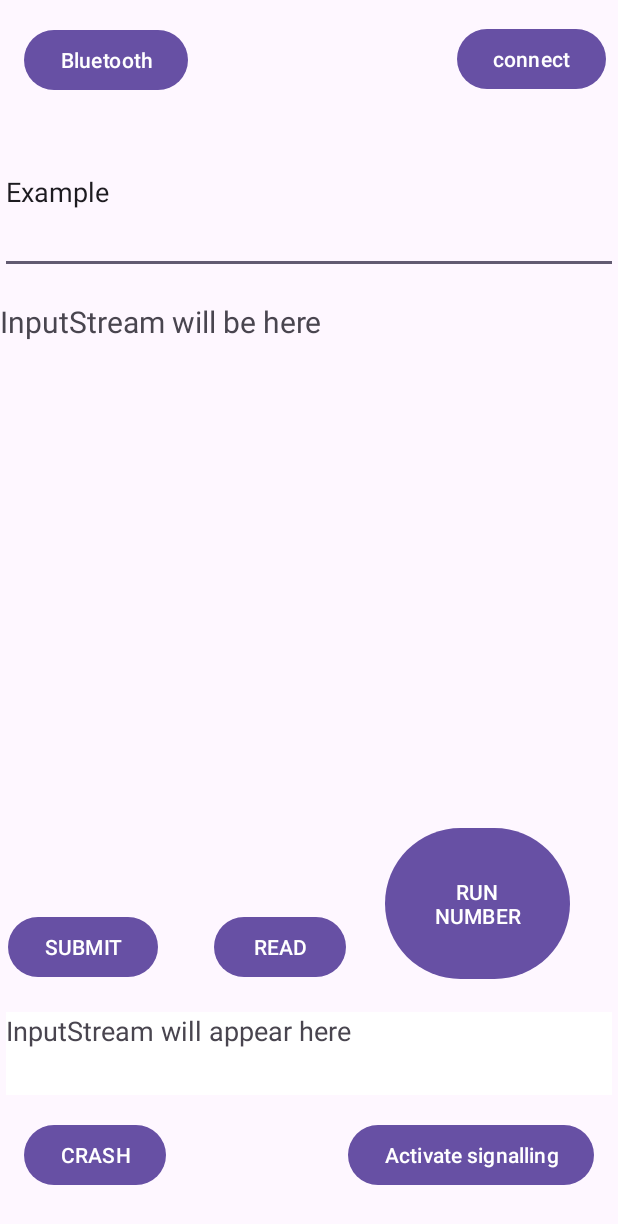
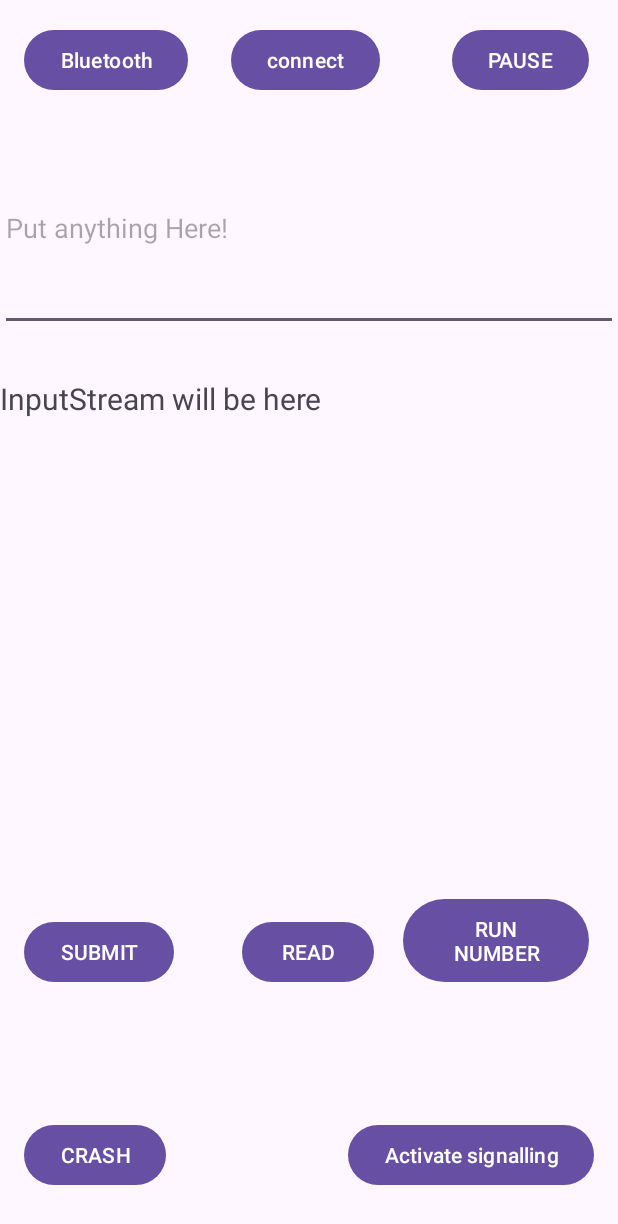
Before and after one commit to femtelemetry/FEM21App, an Android app: the screen it shows after launch (MainActivity), after a tap on "READ", on a phone screen of 412 x 824 dp. Shown: the top 1224 px of the screen. Run offline under Robolectric (Android 15) with nearby library versions, the phone set to English and light mode, and no system bars; our stand-ins replace Firebase (no records; nobody signed in at launch, a user with empty details on screens opened directly).

Commit message:
Cleaned up unnecessary codes

```diff
--- a/app/src/main/java/com/example/fem21application/Firebase.java
+++ b/app/src/main/java/com/example/fem21application/Firebase.java
@@ -2,12 +2,10 @@ package com.example.fem21application;
 
 import android.app.Service;
 import android.content.Intent;
-import android.content.IntentFilter;
 import android.os.IBinder;
 import android.util.Log;
 
 import androidx.annotation.NonNull;
-import androidx.localbroadcastmanager.content.LocalBroadcastManager;
 
 import com.google.firebase.database.DataSnapshot;
 import com.google.firebase.database.DatabaseError;
@@ -27,8 +25,9 @@ public class Firebase extends Service {
     private final String title = "FEM21App data"; //Title of a directory [Realtime database]
     private final String collectionPath = title; //Title of a collection [Cloud FireStore database]
     private final String TAG = "FIREBASE_SERVICE";
-    FirebaseFirestore db = FirebaseFirestore.getInstance(); //Connect to Cloud FireStore.
-    FirebaseDatabase database = FirebaseDatabase.getInstance("https://fem21app-f43ef-default-rtdb.asia-southeast1.firebasedatabase.app"); //connect to the Realtime Database
+    private final FirebaseFirestore db = FirebaseFirestore.getInstance(); //Connect to Cloud FireStore.
+    private final FirebaseDatabase database = FirebaseDatabase.getInstance("https://fem21app-f43ef-default-rtdb.asia-southeast1.firebasedatabase.app"); //connect to the Realtime Database
+    private final DatabaseReference ref = database.getReference(title);
     String date = new SimpleDateFormat("yyyy-MM-dd", Locale.getDefault()).format(new Date()); // Create a SimpleDateFormat object with the desired date format
     int COUNT = 0;
     public Firebase(){}
@@ -43,19 +42,17 @@ public class Firebase extends Service {
     public void onCreate() {
         super.onCreate();
         Log.i(TAG, "FIREBASE_SERVICE IS CREATED");
+        ref.child("STATUS").setValue("START");
+    }
+
+    @Override
+    public void onDestroy() {
+        super.onDestroy();
+        ref.child("STATUS").setValue("STOP");
     }
 
     //Store data to Realtime Database
-    public void RealFireStore(String folder,String key, Object data){
-
-        //Example of sending Broadcast
-/*
-        Intent intent = new Intent("firebase");
-        intent.putExtra("message", "firebase is connected!");
-        LocalBroadcastManager.getInstance(this).sendBroadcast(intent);
-*/
-
-
+    public void realFireStore(String folder, String key, Object data){
         DatabaseReference REF = database.getReference(title + "/" + date);
         //To read the value COUNT stored in each date first, in order to name the RUN:x
         REF.child("COUNT").addListenerForSingleValueEvent(new ValueEventListener() {
@@ -64,6 +61,7 @@ public class Firebase extends Service {
                 Integer count = dataSnapshot.getValue(Integer.class);
 
                 if (count != null) {
+//                    System.out.println("sending "+ data);
                     REF.child("/RUN:" + COUNT + "/" + folder + "/" + key).setValue(data);
                 } else {
                     System.out.println("Cannot obtain COUNT, Data will be sent to RUN:1");
@@ -78,7 +76,7 @@ public class Firebase extends Service {
             }
         });
     }
-    public void CountRun(){
+    public void countRun(){
 
         DatabaseReference REF = database.getReference(title + "/" + date);
 
@@ -90,6 +88,7 @@ public class Firebase extends Service {
 
                 if (count != null) {
                     count = count + 1;
+                    COUNT = count;
                     REF.child("COUNT").setValue(count);
 
                 } else {
@@ -108,28 +107,30 @@ public class Firebase extends Service {
     }
     //TODO: Fix RealFireRead
     //Detect any change in Realtime database
-    public void RealFireRead(String folder){
+    public void realFireRead(){
         // Read from the database
-        DatabaseReference myRef = database.getReference(title);
+        DatabaseReference myRef = database.getReference(title + "/" + date);
+        myRef.getKey();
+        Log.d(TAG, "key: " + myRef.getKey());
         myRef.addValueEventListener(new ValueEventListener() {
             @Override
             public void onDataChange(@NonNull DataSnapshot dataSnapshot) {
                 // This method is called once with the initial value and again
                 // whenever data at this location is updated.
                 String value = dataSnapshot.getValue(String.class);
-                Log.d("database", "Value is: " + value);
+                Log.d(TAG, "Value is: " + value);
             }
 
             @Override
             public void onCancelled(@NonNull DatabaseError error) {
                 // Failed to read value
-                Log.w("database", "Failed to read value.", error.toException());
+                Log.w(TAG, "Failed to read value.", error.toException());
             }
 
         });
     }
 
-    public void CloudFireStore(String documentPath, Object data){
+    public void cloudFireStore(String documentPath, Object data){
 /*
         //Add a new document (equivalent to a file) with a generated ID under "Test collection" collection (equivalent to folder)
         db.collection("Test collection")
@@ -149,7 +150,7 @@ public class Firebase extends Service {
                 .addOnFailureListener(e -> Log.w(TAG, "Error writing document", e));
     }
 
-    public void CloudFireRead() {
+    public void cloudFireRead() {
         db.collection(collectionPath)
                 .get()
                 .addOnCompleteListener(task -> {
@@ -164,7 +165,7 @@ public class Firebase extends Service {
                 });
     }
     //To keep the connection stable or some?
-    public void DatabaseSignaling (int duration){
+    public void databaseSignaling(int duration){
         DatabaseReference signalRef = database.getReference(title);
         signalRef.child("signal").setValue(duration);
     }
--- a/app/src/main/java/com/example/fem21application/MainActivity.java
+++ b/app/src/main/java/com/example/fem21application/MainActivity.java
@@ -1,8 +1,5 @@
 package com.example.fem21application;
 
-import android.Manifest;
-import android.app.Activity;
-import android.bluetooth.BluetoothManager;
 import android.content.BroadcastReceiver;
 import android.content.Context;
 import android.content.Intent;
@@ -10,24 +7,18 @@ import android.content.IntentFilter;
 import android.content.pm.PackageManager;
 import android.os.Build;
 import android.os.Bundle;
-import android.text.method.ScrollingMovementMethod;
 import android.util.Log;
 import android.view.WindowManager;
 import android.widget.Button;
 import android.widget.EditText;
-import android.widget.FrameLayout;
 import android.widget.ScrollView;
 import android.widget.TextView;
 import android.widget.Toast;
 
-import androidx.activity.result.ActivityResultLauncher;
-import androidx.activity.result.contract.ActivityResultContracts;
 import androidx.annotation.NonNull;
 import androidx.annotation.RequiresApi;
 import androidx.appcompat.app.AppCompatActivity;
-import androidx.constraintlayout.widget.ConstraintLayout;
 import androidx.core.app.ActivityCompat;
-import androidx.core.content.ContextCompat;
 import androidx.localbroadcastmanager.content.LocalBroadcastManager;
 
 import com.google.firebase.analytics.FirebaseAnalytics;
@@ -165,10 +156,11 @@ public class MainActivity extends AppCompatActivity {
     public static boolean LVFlag;
 
     TextView ShowTxt;
-    Button bluetoothBtn, readButton, crashButton, RunButton, submitButton, signallingBtn, connectBtn;
+    Button bluetoothBtn, readButton, crashButton, RunButton, submitButton, signallingBtn, connectBtn, runBtn;
     EditText textbox;
     ScrollView scrollView;
-
+    Firebase firebase = new Firebase();
+    private int count = 0;
     IntentFilter BTIntentFilter, RDIntentFilter, mIntentFilter, fIntentFilter;
     @RequiresApi(api = Build.VERSION_CODES.TIRAMISU)
     @Override
@@ -183,7 +175,7 @@ public class MainActivity extends AppCompatActivity {
         FirebaseAnalytics mFirebaseAnalytics = FirebaseAnalytics.getInstance(this); //Google Analytics (Firebase) for logging specific events
 
         setContentView(R.layout.activity_main); //sets the initial layout to "activity_main.xml"
-
+//        Firebase firebase = new Firebase();
         getWindow().addFlags(WindowManager.LayoutParams.FLAG_KEEP_SCREEN_ON); //keeps screen on
 
         //To continuously send signal to database to keep connecting to it.
@@ -197,7 +189,7 @@ public class MainActivity extends AppCompatActivity {
                 final int[] num = {0};
                 executor.get().scheduleAtFixedRate(() -> {      // Schedule the task to run every 10 seconds
                     num[0]++;
-                    firebase.DatabaseSignaling(num[0]);
+                    firebase.databaseSignaling(num[0]);
                     System.out.println("sending signal: " + num[0]);
                 }, 0, 10, TimeUnit.SECONDS);
             } else {
@@ -208,30 +200,31 @@ public class MainActivity extends AppCompatActivity {
             }
 
         });
-
+//        Firebase firebase = new Firebase();
+        Intent intent = new Intent(MainActivity.this, Firebase.class);
+        startService(intent);
         //To submit any input text to the databases
-        submitButton = findViewById(R.id.SubmitButton);
-        textbox = findViewById(R.id.TextBox);
+        submitButton = findViewById(R.id.submitButton);
+        textbox = findViewById(R.id.textBox);
         submitButton.setOnClickListener(v -> {
-            Firebase firebase = new Firebase();
+//            Firebase firebase = new Firebase();
             String time = new SimpleDateFormat("HH:mm:ss", Locale.getDefault()).format(new Date()); //Use timestamp as keys
             String text = textbox.getText().toString();
             // Write a message to the Realtime database (RealFireStore) and Cloud database (CloudFireStore)
-            firebase.CountRun();
-            firebase.RealFireStore("MOTOR", time, text);  //type of stored data can be anything simple.
+            firebase.countRun();
+            firebase.realFireStore("MOTOR", time, text);  //type of stored data can be anything simple.
 //            Map<String, Object> data = new HashMap<>();  //For Cloud Firebase, the data needs to be of HashMap.
 //            data.put(time, text);
 //            CloudFireStore(date, data);
             Toast.makeText(this, "The message is sent to the database...", Toast.LENGTH_SHORT).show();
-
         });
 
         //To run number infinitely
-        RunButton = findViewById(R.id.RunButton);
+        RunButton = findViewById(R.id.testButton);
         RunButton.setOnClickListener(v -> {
-            Firebase firebase = new Firebase();
+//            Firebase firebase = new Firebase();
             Toast.makeText(this, "The number is running now...", Toast.LENGTH_SHORT).show();
-            firebase.CountRun();
+            firebase.countRun();
             Log.i("database", "The data is being sent to the database");
             new Thread(() -> {
                 for (int i = 0; i <= 5; i++) {
@@ -244,7 +237,7 @@ public class MainActivity extends AppCompatActivity {
 //                Random random = new Random();
 //                Generate a random integer between 0 and 120
                     int randomNumber = (new Random()).nextInt(120);
-                    firebase.RealFireStore("MOTOR", time, i);
+                    firebase.realFireStore("MOTOR", time, i);
 //                Log.i("database", time + ":" + i);
                     try {
                         Thread.sleep(300);
@@ -256,23 +249,23 @@ public class MainActivity extends AppCompatActivity {
         });
 
         //To read data stored in databases
-        readButton = findViewById(R.id.ReadButton);
+        readButton = findViewById(R.id.readButton);
         readButton.setOnClickListener(v -> {
-            Firebase firebase = new Firebase();
+//            Firebase firebase = new Firebase();
             //Read everything in the Realtime database (RealFireStore) and Cloud database (CloudFireStore)
-            //RealFireRead(date);
-            firebase.CloudFireRead();
+            firebase.realFireRead();
+            firebase.cloudFireRead();
         });
 
-        crashButton = findViewById(R.id.CrashButton);
+        crashButton = findViewById(R.id.crashButton);
         crashButton.setOnClickListener(view -> {
             throw new RuntimeException("Test Crash"); // Force a crash event
         });
+        Bluetooth bluetooth = new Bluetooth();
 
-        //
         scrollView = findViewById(R.id.scrollView);
         ShowTxt = findViewById(R.id.InputStream);
-        bluetoothBtn = findViewById(R.id.bluetoothbtn);
+        bluetoothBtn = findViewById(R.id.bluetoothButton);
         bluetoothBtn.setOnClickListener(v -> {
             //Toast.makeText(MainActivity.this, "Bluetooth is starting...", Toast.LENGTH_SHORT).show();
             Log.d(TAG, "Bluetooth is starting...");
@@ -280,28 +273,36 @@ public class MainActivity extends AppCompatActivity {
             bluetoothBtn.setEnabled(false);
 //            ActivityCompat.requestPermissions(MainActivity.this, new String[]{Manifest.permission.BLUETOOTH_SCAN}, 100);
             startService(new Intent(MainActivity.this, Bluetooth.class));
+
 //           bluetooth.BluetoothEnable((BluetoothManager) this.getSystemService(Context.BLUETOOTH_SERVICE));
 //            setContentView(R.layout.page2);
 
         });
 
-        connectBtn = findViewById(R.id.connectbtn);
+        connectBtn = findViewById(R.id.connectButton);
         connectBtn.setOnClickListener(v -> {
-            Bluetooth bluetooth = new Bluetooth();
             bluetooth.BluetoothConnection(this);
+//            bluetooth.controlThread("START");
+            firebase.countRun();
+//            connectBtn.setEnabled(false);
+        });
+        /*
+        runBtn = findViewById(R.id.runButton);
+        runBtn.setOnClickListener(v -> {
+            if (count == 1){
+                runBtn.setText("PAUSE");
+                bluetooth.controlThread("RESUME");
+                firebase.countRun();
+                count = 0;
+            } else if (count == 0) {
+                runBtn.setText("RESUME");
+                bluetooth.controlThread("PAUSE");
+                count = 1;
 
-//            bluetooth.ContinueSend();
+            }
         });
 
-//        ActivityCompat.requestPermissions( this , new String[]{android.Manifest.permission.BLUETOOTH_CONNECT}, 100);
-        //FindID
-        //receiver to receive messages from Bluetooth.java
-
-        // "BLUETOOTH" Intentフィルターをセット  Filter to receive only the message with code BLUETOOTH
-
-//        LocalBroadcastManager.getInstance(this).registerReceiver(fReceiver, new IntentFilter("firebase"));
-
-//        LocalBroadcastManager.getInstance(this).registerReceiver(rReceiver, new IntentFilter("random"));
+         */
     }
 
     BroadcastReceiver fReceiver = new BroadcastReceiver() {
@@ -323,15 +324,15 @@ public class MainActivity extends AppCompatActivity {
         public void onReceive(Context context, Intent intent) {
             // このonReceiveでMainServiceからのIntentを受信する。
             long nanoTime = System.nanoTime();
-            long micros = (nanoTime / 100000000); // Extract microseconds from nanoseconds
+            long micros = (nanoTime / 1000000); // Extract microseconds from nanoseconds
             String time = new SimpleDateFormat("HH:mm:ss:" + micros, Locale.getDefault()).format(new Date()); //Use timestamp as keys
             int VIEW = intent.getIntExtra("VIEW", 0);
             String message = intent.getStringExtra("message");
             //ShowMessage(VIEW, message); //受信した文字列を表示 - this shows the received string characters on the screen of the phone
+//            Firebase firebase = new Firebase();
+            ShowTxt.append(time + ":" + message + "\n");
             Log.i(TAG, "receive: " + message);
-            if (message != ""){
-                ShowTxt.append(time + ":" + message + "\n");
-            }
+            firebase.realFireStore("MOTOR", time, message);
 
 //            ShowTxt.setMovementMethod(new ScrollingMovementMethod());
 
@@ -421,19 +422,6 @@ public class MainActivity extends AppCompatActivity {
     //showMessage
     //"Refind Id"
     //handler
-    ActivityResultLauncher<Intent> launcher = registerForActivityResult(
-            new ActivityResultContracts.StartActivityForResult(),
-            result -> {
-                if (result.getResultCode() == RESULT_OK) {
-                    // User enabled Bluetooth
-                    // Proceed with your Bluetooth-related logic
-                    Log.d(TAG, "Bluetooth is turning ON");
-                } else {
-                    // User canceled or didn't enable Bluetooth
-                    // Handle accordingly
-                    Log.d(TAG, "Bluetooth isn't turning ON");
-                }
-            });
 
     public void checkPermission(Context context){
         if (ActivityCompat.checkSelfPermission(context, android.Manifest.permission.BLUETOOTH_CONNECT) != PackageManager.PERMISSION_GRANTED) {
@@ -442,14 +430,5 @@ public class MainActivity extends AppCompatActivity {
         } else {
             Log.i("permission", "CONNECT permission is granted already");
         }
-
-//        if (ActivityCompat.checkSelfPermission(context, android.Manifest.permission.BLUETOOTH_SCAN) != PackageManager.PERMISSION_GRANTED) {
-////            Toast.makeText(MainActivity.this, "SCAN permission is needed", Toast.LENGTH_SHORT).show();
-//            Log.e("permission", "SCAN permission is being asked");
-//            ActivityCompat.requestPermissions( (Activity) MainActivity.this, new String[]{android.Manifest.permission.BLUETOOTH_SCAN}, 100);
-//        } else{
-//            Log.i("permission", "SCAN permission is granted");
-//        }
-
     }
 }
--- a/app/src/main/res/layout/activity_main.xml
+++ b/app/src/main/res/layout/activity_main.xml
@@ -7,34 +7,21 @@
     tools:context=".MainActivity">
 
     <EditText
-        android:id="@+id/TextBox"
+        android:id="@+id/textBox"
         android:layout_width="0dp"
         android:layout_height="0dp"
-        android:layout_marginTop="73dp"
-        android:layout_marginBottom="365dp"
+        android:layout_marginTop="20dp"
+        android:layout_marginBottom="31dp"
         android:autofillHints="Any Text"
         android:hint="Put anything Here!"
         android:inputType="text"
-        android:text="Example"
-        app:layout_constraintBottom_toTopOf="@+id/RunButton"
+        app:layout_constraintBottom_toTopOf="@+id/scrollView"
         app:layout_constraintEnd_toEndOf="parent"
         app:layout_constraintStart_toStartOf="parent"
-        app:layout_constraintTop_toTopOf="parent" />
+        app:layout_constraintTop_toBottomOf="@+id/bluetoothButton" />
 
     <Button
-        android:id="@+id/SubmitButton"
-        android:layout_width="wrap_content"
-        android:layout_height="wrap_content"
-        android:layout_marginStart="5dp"
-        android:layout_marginEnd="37dp"
-        android:layout_marginBottom="19dp"
-        android:text="SUBMIT"
-        app:layout_constraintBottom_toTopOf="@+id/InputStream2"
-        app:layout_constraintEnd_toStartOf="@+id/ReadButton"
-        app:layout_constraintStart_toStartOf="parent" />
-
-    <Button
-        android:id="@+id/CrashButton"
+        android:id="@+id/crashButton"
         android:layout_width="wrap_content"
         android:layout_height="wrap_content"
         android:layout_marginStart="16dp"
@@ -43,27 +30,14 @@
         app:layout_constraintBottom_toBottomOf="parent"
         app:layout_constraintStart_toStartOf="parent" />
 
-    <Button
-        android:id="@+id/ReadButton"
-        android:layout_width="wrap_content"
-        android:layout_height="wrap_content"
-        android:layout_marginEnd="26dp"
-        android:layout_marginBottom="19dp"
-        android:text="READ"
-        app:layout_constraintBottom_toTopOf="@+id/InputStream2"
-        app:layout_constraintEnd_toStartOf="@+id/RunButton"
-        app:layout_constraintStart_toEndOf="@+id/SubmitButton" />
-
     <ScrollView
         android:id="@+id/scrollView"
-        android:layout_width="match_parent"
+        android:layout_width="0dp"
         android:layout_height="320dp"
-        android:layout_marginTop="94dp"
-        android:layout_marginBottom="93dp"
-        app:layout_constraintBottom_toBottomOf="@+id/RunButton"
+        app:layout_constraintBottom_toBottomOf="parent"
         app:layout_constraintEnd_toEndOf="parent"
         app:layout_constraintStart_toStartOf="parent"
-        app:layout_constraintTop_toBottomOf="@+id/bluetoothbtn">
+        app:layout_constraintTop_toTopOf="parent">
 
         <TextView
             android:id="@+id/InputStream"
@@ -77,37 +51,39 @@
 
     </ScrollView>
 
-    <TextView
-        android:id="@+id/InputStream2"
+    <Button
+        android:id="@+id/testButton"
         android:layout_width="0dp"
-        android:layout_height="0dp"
-        android:layout_marginStart="4dp"
-        android:layout_marginTop="18dp"
-        android:layout_marginEnd="4dp"
-        android:layout_marginBottom="16dp"
-        android:background="@color/white"
-        android:ems="10"
-        android:text="InputStream will appear here"
-        android:textAlignment="gravity"
-        android:textSize="18dp"
-        app:layout_constraintBottom_toTopOf="@+id/CrashButton"
+        android:layout_height="63dp"
+        android:layout_marginTop="23dp"
+        android:layout_marginEnd="19dp"
+        android:text="RUN NUMBER"
         app:layout_constraintEnd_toEndOf="parent"
-        app:layout_constraintStart_toStartOf="parent"
-        app:layout_constraintTop_toBottomOf="@+id/RunButton" />
+        app:layout_constraintStart_toEndOf="@+id/readButton"
+        app:layout_constraintTop_toBottomOf="@+id/scrollView"
+        app:rippleColor="#03A9F4"
+        app:strokeColor="#03A9F4" />
 
     <Button
-        android:id="@+id/RunButton"
-        android:layout_width="0dp"
-        android:layout_height="0dp"
-        android:layout_marginEnd="32dp"
-        android:layout_marginBottom="167dp"
-        android:text="RUN NUMBER"
-        app:layout_constraintBottom_toBottomOf="parent"
-        app:layout_constraintEnd_toEndOf="parent"
-        app:layout_constraintStart_toEndOf="@+id/ReadButton"
-        app:layout_constraintTop_toBottomOf="@+id/TextBox"
-        app:rippleColor="#03A9F4"
-        app:strokeColor="#03A9F4" />
+        android:id="@+id/submitButton"
+        android:layout_width="wrap_content"
+        android:layout_height="wrap_content"
+        android:layout_marginStart="16dp"
+        android:layout_marginEnd="45dp"
+        android:text="SUBMIT"
+        app:layout_constraintBaseline_toBaselineOf="@+id/readButton"
+        app:layout_constraintEnd_toStartOf="@+id/readButton"
+        app:layout_constraintStart_toStartOf="parent" />
+
+    <Button
+        android:id="@+id/readButton"
+        android:layout_width="wrap_content"
+        android:layout_height="wrap_content"
+        android:layout_marginEnd="19dp"
+        android:text="READ"
+        app:layout_constraintBottom_toBottomOf="@+id/testButton"
+        app:layout_constraintEnd_toStartOf="@+id/testButton"
+        app:layout_constraintStart_toEndOf="@+id/submitButton" />
 
     <Button
         android:id="@+id/signallingButton"
@@ -120,23 +96,37 @@
         app:layout_constraintEnd_toEndOf="parent" />
 
     <Button
-        android:id="@+id/bluetoothbtn"
+        android:id="@+id/bluetoothButton"
         android:layout_width="wrap_content"
         android:layout_height="wrap_content"
         android:layout_marginStart="16dp"
         android:layout_marginTop="16dp"
         android:text="Bluetooth"
+        app:layout_constraintEnd_toStartOf="@+id/connectButton"
+        app:layout_constraintHorizontal_chainStyle="spread_inside"
         app:layout_constraintStart_toStartOf="parent"
         app:layout_constraintTop_toTopOf="parent" />
 
     <Button
-        android:id="@+id/connectbtn"
+        android:id="@+id/connectButton"
         android:layout_width="wrap_content"
         android:layout_height="wrap_content"
-        android:layout_marginTop="15dp"
-        android:layout_marginEnd="8dp"
+        android:layout_marginTop="16dp"
+        android:layout_marginEnd="19dp"
         android:text="connect"
+        app:layout_constraintEnd_toStartOf="@+id/runButton"
+        app:layout_constraintStart_toEndOf="@+id/bluetoothButton"
+        app:layout_constraintTop_toTopOf="parent" />
+
+    <Button
+        android:id="@+id/runButton"
+        android:layout_width="wrap_content"
+        android:layout_height="wrap_content"
+        android:layout_marginTop="16dp"
+        android:layout_marginEnd="19dp"
+        android:text="PAUSE"
         app:layout_constraintEnd_toEndOf="parent"
+        app:layout_constraintStart_toEndOf="@+id/connectButton"
         app:layout_constraintTop_toTopOf="parent" />
 
 
```
Also changed, not shown: app/src/main/java/com/example/fem21application/Bluetooth.java (+20 -256 lines).
